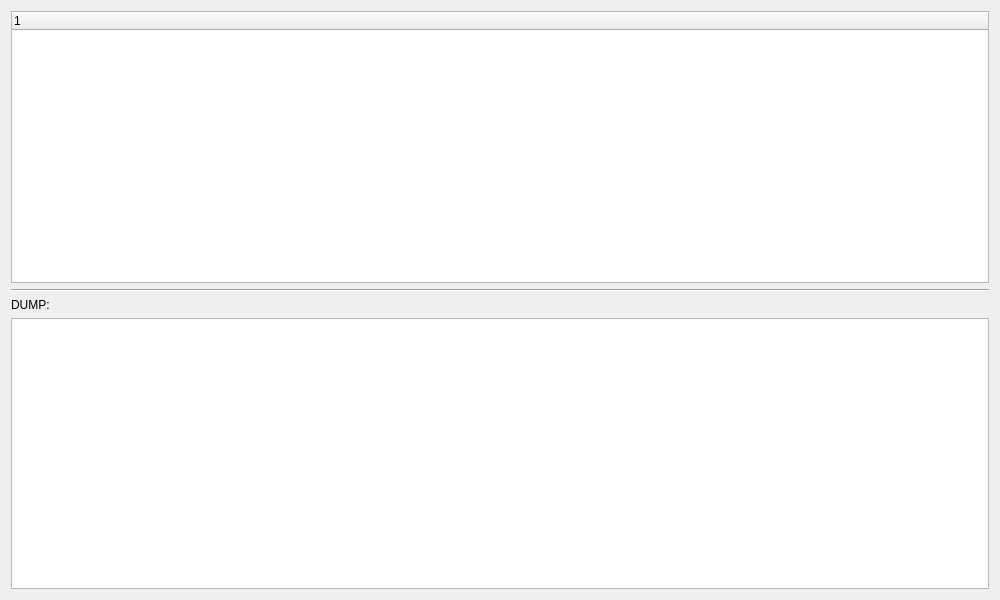
First picture: the form in Resources/UI/MONAIDictionaryDialog.ui, repository Project-MONAI/SlicerMONAIViz, before the edit.
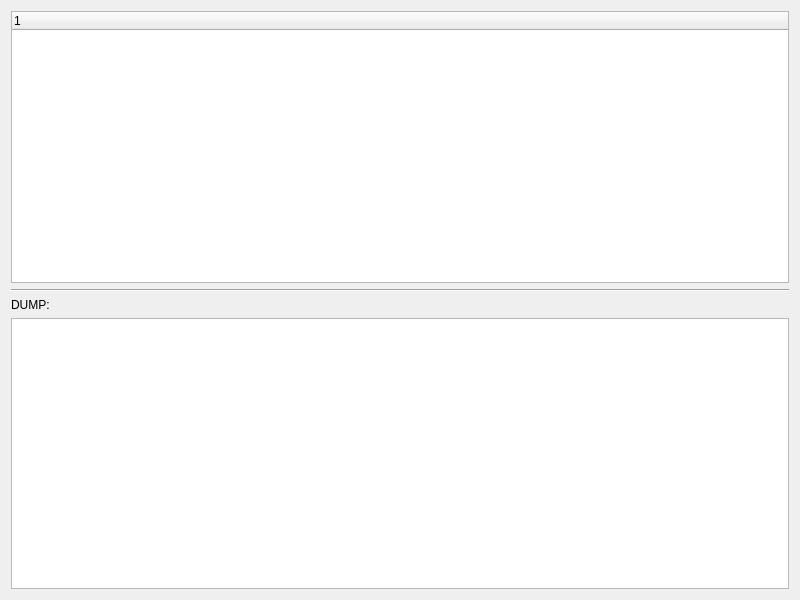
Second picture: the form after the edit.

Diff of the .ui file:
```diff
--- a/Resources/UI/MONAIDictionaryDialog.ui
+++ b/Resources/UI/MONAIDictionaryDialog.ui
@@ -6,13 +6,13 @@
    <rect>
     <x>0</x>
     <y>0</y>
-    <width>1000</width>
+    <width>800</width>
     <height>600</height>
    </rect>
   </property>
   <property name="minimumSize">
    <size>
-    <width>1000</width>
+    <width>800</width>
     <height>600</height>
    </size>
   </property>
```
